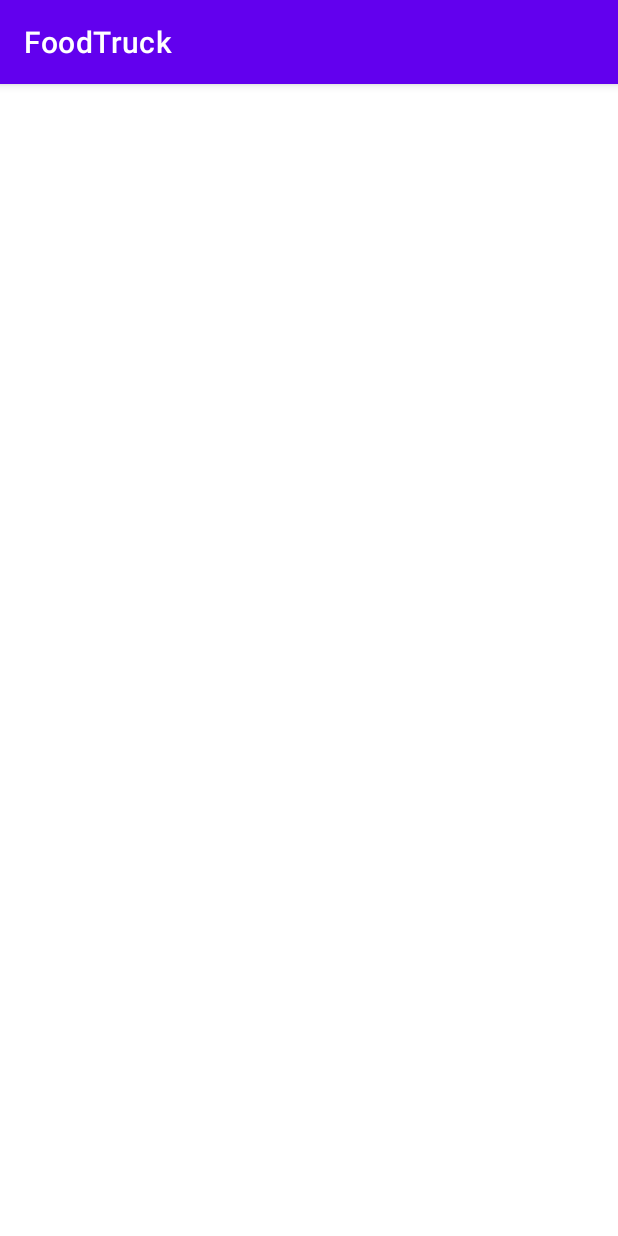
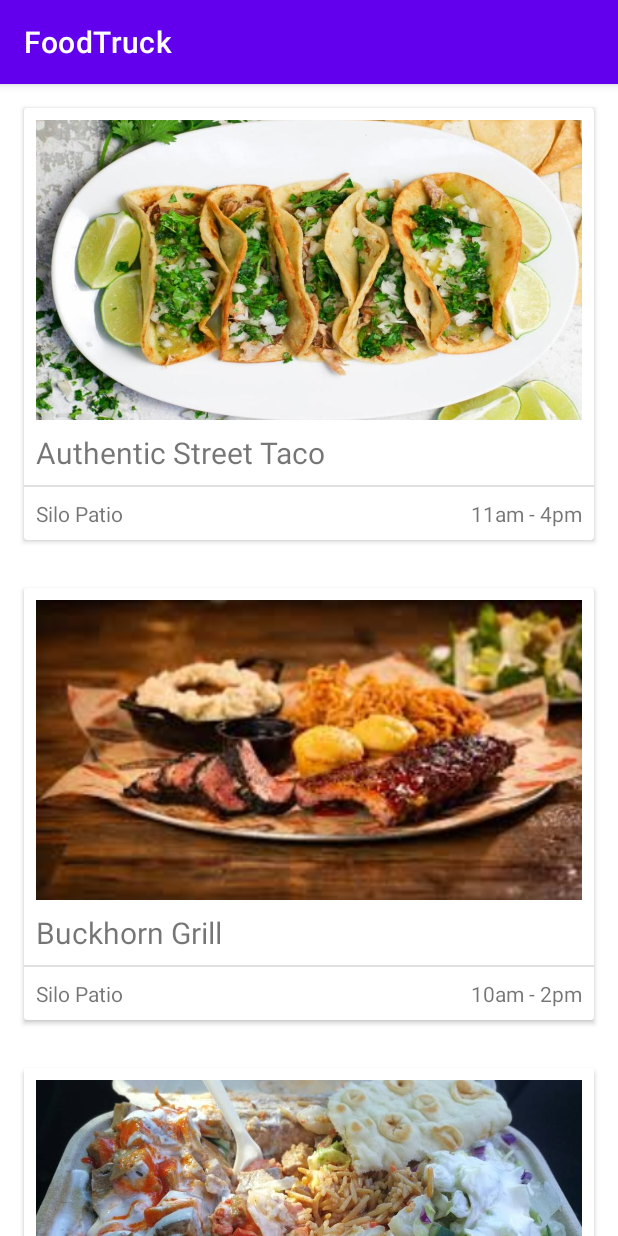
Before and after one commit to ocost3000/ECS198F_P1_FoodTruck, an Android app: the screen it shows after launch (MainActivity), on a phone screen of 412 x 824 dp. Run offline under Robolectric (Android 15) with nearby library versions, the phone set to English and light mode, and no system bars.

Commit message:
Phase 2 and part of Phase 3

```diff
--- a/app/src/main/java/com/example/foodtruck/MainActivity.kt
+++ b/app/src/main/java/com/example/foodtruck/MainActivity.kt
@@ -2,6 +2,8 @@ package com.example.foodtruck
 
 import androidx.appcompat.app.AppCompatActivity
 import android.os.Bundle
+import androidx.recyclerview.widget.LinearLayoutManager
+import androidx.recyclerview.widget.RecyclerView
 import com.example.foodtruck.Model.FoodTruck
 
 class MainActivity : AppCompatActivity() {
@@ -10,7 +12,7 @@ class MainActivity : AppCompatActivity() {
         FoodTruck(
             0,
             "Authentic Street Taco",
-            0,
+            R.drawable.street_tacos,
             "Silo Patio",
             "11am - 4pm",
             "A unique blend of street taco with high-quality ingredients to give you the highest quality Mexican food.",
@@ -19,7 +21,7 @@ class MainActivity : AppCompatActivity() {
         FoodTruck(
             1,
             "Buckhorn Grill",
-            0,
+            R.drawable.buckhorn_grill,
             "Silo Patio",
             "10am - 2pm",
             "The idea of the Buckhorn Grill was born out of the success of the product at the Chef’s Market in Napa, California. Thousands of Tri-Tip sandwiches were sold at the market on Friday nights. The first Buckhorn Grill opened in the Metreon located in San Francisco, California in 1999. Each Buckhorn Grill is uniquely designed and provides a friendly, family atmosphere with Really Good Food, Real Fast.",
@@ -28,7 +30,7 @@ class MainActivity : AppCompatActivity() {
         FoodTruck(
             2,
             "Shah's Halal",
-            0,
+            R.drawable.shahs_halal,
             "Silo Patio",
             "12am - 4pm",
             "Owned and operated by Tory Mashriqi, Shah’s Halal Foods serves strictly Halal certified meats and features a menu of several Mediterranean inspired items including rice, salad, homemade sauces, lamb, chicken and falafel. Made fresh, they are cooked over a large flat griddle.",
@@ -37,7 +39,7 @@ class MainActivity : AppCompatActivity() {
         FoodTruck(
             3,
             "Star Ginger",
-            0,
+            R.drawable.star_ginger,
             "Silo Patio",
             "1pm - 4pm",
             "Fresh Asian flavors for campus, corporate, government, healthcare and leisure",
@@ -46,7 +48,7 @@ class MainActivity : AppCompatActivity() {
         FoodTruck(
             4,
             "Bangin Bowls",
-            0,
+            R.drawable.bangin_bowls,
             "Tercero DC",
             "2pm - 6pm",
             "We are a Latin fusion food truck buffet, inspired by South American and Caribbean food, to bring to our beloved city Sacramento something different, healthy, with many flavors and with fresh grilled meats. Bangin 'Bowls was created with the purpose of taking a typical Latin food to another level, such as our famous BOWLS with a street style, our FRIES CARGADAS and CHURROS SUNDAE always thinking about what our customers would like and giving the best of us.",
@@ -55,7 +57,7 @@ class MainActivity : AppCompatActivity() {
         FoodTruck(
             5,
             "Hefty Gyros",
-            0,
+            R.drawable.hefty_gyros,
             "Storer Hall",
             "1pm - 4pm",
             "Hefty Gyros is a family owned and operated food truck that serves delicious and great quality food. As a family owned business, we put our heart and soul with passion to serve the most authentic and delicious Mediterranean food.",
@@ -66,5 +68,13 @@ class MainActivity : AppCompatActivity() {
     override fun onCreate(savedInstanceState: Bundle?) {
         super.onCreate(savedInstanceState)
         setContentView(R.layout.activity_main)
+
+        val adapter = RecyclerViewAdapter(FoodTrucks)
+
+        val recyclerView = findViewById<RecyclerView>(R.id.recyclerView)
+
+        recyclerView.adapter = adapter
+        recyclerView.layoutManager = LinearLayoutManager(this)
+
     }
 }
--- /dev/null
+++ b/app/src/main/java/com/example/foodtruck/RecyclerViewAdapter.kt
@@ -0,0 +1,42 @@
+package com.example.foodtruck
+
+import android.view.LayoutInflater
+import android.view.View
+import android.view.ViewGroup
+import android.widget.ImageView
+import android.widget.TextView
+import androidx.appcompat.view.menu.ActionMenuItemView
+import androidx.recyclerview.widget.RecyclerView
+import com.example.foodtruck.Model.FoodTruck
+
+class RecyclerViewAdapter(private val foodTrucks: List<FoodTruck>)
+    : RecyclerView.Adapter<RecyclerViewAdapter.ViewHolder>() {
+
+    class ViewHolder(itemView: View): RecyclerView.ViewHolder(itemView) {
+        val truckName: TextView = itemView.findViewById(R.id.truckName1)
+        val truckImage: ImageView = itemView.findViewById(R.id.truckImage1)
+        val truckLocation: TextView = itemView.findViewById(R.id.truckLocation1)
+        val truckTime: TextView = itemView.findViewById(R.id.truckTime1)
+    }
+
+    override fun onCreateViewHolder(parent: ViewGroup, viewType: Int): ViewHolder {
+        val view = LayoutInflater
+            .from(parent.context)
+            .inflate(R.layout.food_truck_item, parent, false)
+
+        return ViewHolder(view)
+    }
+
+    override fun onBindViewHolder(holder: ViewHolder, position: Int) {
+        val truck = foodTrucks[position]
+
+        holder.apply {
+            truckName.text = truck.name
+            truckImage.setImageResource(truck.img)
+            truckLocation.text = truck.location
+            truckTime.text = truck.time
+        }
+    }
+
+    override fun getItemCount() = foodTrucks.size
+}
--- a/app/src/main/res/layout/activity_main.xml
+++ b/app/src/main/res/layout/activity_main.xml
@@ -7,12 +7,12 @@
     tools:context=".MainActivity">
 
     <androidx.recyclerview.widget.RecyclerView
+        android:id="@+id/recyclerView"
         android:layout_width="0dp"
         android:layout_height="0dp"
         app:layout_constraintBottom_toBottomOf="parent"
         app:layout_constraintEnd_toEndOf="parent"
         app:layout_constraintStart_toStartOf="parent"
-        app:layout_constraintTop_toTopOf="parent"
-        app:layout_constraintVertical_bias="0.498" />
+        app:layout_constraintTop_toTopOf="parent" />
 
 </androidx.constraintlayout.widget.ConstraintLayout>
--- a/app/src/main/res/layout/food_truck_item.xml
+++ b/app/src/main/res/layout/food_truck_item.xml
@@ -1,24 +1,82 @@
 <?xml version="1.0" encoding="utf-8"?>
 <androidx.constraintlayout.widget.ConstraintLayout xmlns:android="http://schemas.android.com/apk/res/android"
+    xmlns:app="http://schemas.android.com/apk/res-auto"
     xmlns:tools="http://schemas.android.com/tools"
     android:layout_width="match_parent"
-    android:layout_height="match_parent">
+    android:layout_height="wrap_content">
 
     <androidx.cardview.widget.CardView
-        android:layout_width="409dp"
+        android:layout_width="0dp"
         android:layout_height="wrap_content"
-        tools:layout_editor_absoluteX="1dp"
-        tools:layout_editor_absoluteY="253dp" >
+        android:layout_marginStart="16dp"
+        android:layout_marginTop="16dp"
+        android:layout_marginEnd="16dp"
+        android:layout_marginBottom="16dp"
+        app:layout_constraintBottom_toBottomOf="parent"
+        app:layout_constraintEnd_toEndOf="parent"
+        app:layout_constraintStart_toStartOf="parent"
+        app:layout_constraintTop_toTopOf="parent">
 
         <androidx.constraintlayout.widget.ConstraintLayout
             android:layout_width="match_parent"
             android:layout_height="match_parent">
 
+            <ImageView
+                android:id="@+id/truckImage1"
+                android:layout_width="0dp"
+                android:layout_height="200dp"
+                android:layout_marginStart="8dp"
+                android:layout_marginTop="8dp"
+                android:layout_marginEnd="8dp"
+                android:contentDescription="truckImage"
+                android:scaleType="centerCrop"
+                app:layout_constraintEnd_toEndOf="parent"
+                app:layout_constraintStart_toStartOf="parent"
+                app:layout_constraintTop_toTopOf="parent"
+                tools:srcCompat="@drawable/buckhorn_grill" />
+
             <TextView
-                android:id="@+id/textView"
+                android:id="@+id/truckName1"
                 android:layout_width="wrap_content"
                 android:layout_height="wrap_content"
-                android:text="name" />
+                android:layout_marginStart="8dp"
+                android:layout_marginTop="8dp"
+                android:text="Name"
+                android:textSize="20sp"
+                app:layout_constraintStart_toStartOf="parent"
+                app:layout_constraintTop_toBottomOf="@+id/truckImage1" />
+
+            <TextView
+                android:id="@+id/truckLocation1"
+                android:layout_width="wrap_content"
+                android:layout_height="wrap_content"
+                android:layout_marginStart="8dp"
+                android:layout_marginTop="8dp"
+                android:layout_marginBottom="8dp"
+                android:text="Location"
+                app:layout_constraintBottom_toBottomOf="parent"
+                app:layout_constraintStart_toStartOf="parent"
+                app:layout_constraintTop_toBottomOf="@+id/divider" />
+
+            <TextView
+                android:id="@+id/truckTime1"
+                android:layout_width="wrap_content"
+                android:layout_height="wrap_content"
+                android:layout_marginEnd="8dp"
+                android:text="Time"
+                app:layout_constraintBottom_toBottomOf="@+id/truckLocation1"
+                app:layout_constraintEnd_toEndOf="parent"
+                app:layout_constraintTop_toTopOf="@+id/truckLocation1" />
+
+            <View
+                android:id="@+id/divider"
+                android:layout_width="407dp"
+                android:layout_height="1dp"
+                android:layout_marginTop="8dp"
+                android:background="?android:attr/listDivider"
+                app:layout_constraintEnd_toEndOf="parent"
+                app:layout_constraintStart_toStartOf="parent"
+                app:layout_constraintTop_toBottomOf="@+id/truckName1" />
         </androidx.constraintlayout.widget.ConstraintLayout>
     </androidx.cardview.widget.CardView>
 </androidx.constraintlayout.widget.ConstraintLayout>
```
Also changed, not shown: app/src/main/res/drawable/street_tacos.jpg.
